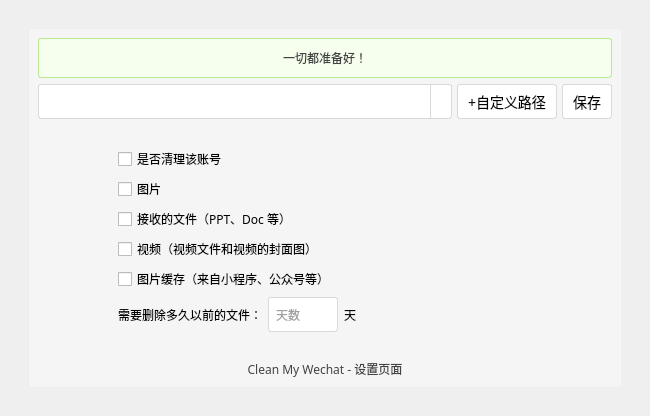
Before: the Qt Designer form images/config.ui in blackboxo/CleanMyWechat, drawn with Qt 5.
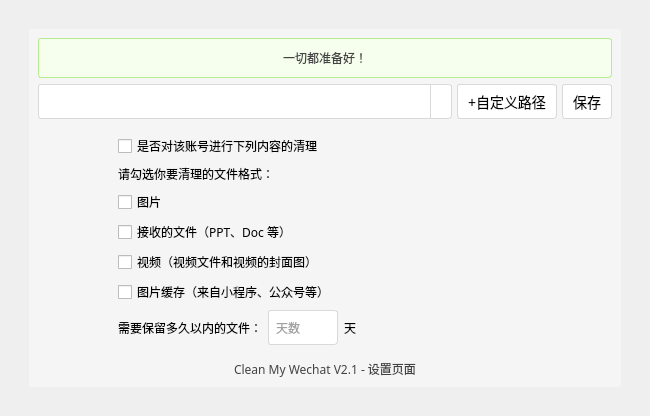
After: the same form once the commit is applied. Icons and pictures are not drawn.

```diff
--- a/images/config.ui
+++ b/images/config.ui
@@ -287,7 +287,7 @@
 }</string>
            </property>
            <property name="text">
-            <string>是否清理该账号</string>
+            <string>是否对该账号进行下列内容的清理</string>
            </property>
           </widget>
          </item>
@@ -306,6 +306,40 @@
          </item>
         </layout>
        </item>
+
+        <item>
+        <layout class="QHBoxLayout" name="horizontalLayout_100">
+         <item>
+          <spacer name="horizontalSpacer_100">
+           <property name="orientation">
+            <enum>Qt::Horizontal</enum>
+           </property>
+           <property name="sizeType">
+            <enum>QSizePolicy::Maximum</enum>
+           </property>
+           <property name="sizeHint" stdset="0">
+            <size>
+             <width>80</width>
+             <height>20</height>
+            </size>
+           </property>
+          </spacer>
+         </item>
+         <item>
+          <widget class="QLabel" name="label_2">
+           <property name="font">
+            <font>
+             <family>Microsoft YaHei</family>
+            </font>
+           </property>
+           <property name="text">
+            <string>请勾选你要清理的文件格式：</string>
+           </property>
+          </widget>
+         </item>
+        </layout>
+        </item>
+       
        <item>
         <layout class="QHBoxLayout" name="horizontalLayout_7">
          <item>
@@ -550,7 +584,7 @@
             </font>
            </property>
            <property name="text">
-            <string>需要删除多久以前的文件：</string>
+            <string>需要保留多久以内的文件：</string>
            </property>
           </widget>
          </item>
@@ -651,7 +685,7 @@
 }</string>
          </property>
          <property name="text">
-          <string>Clean My Wechat - 设置页面</string>
+          <string>Clean My Wechat V2.1 - 设置页面</string>
          </property>
          <property name="alignment">
           <set>Qt::AlignCenter</set>
```
